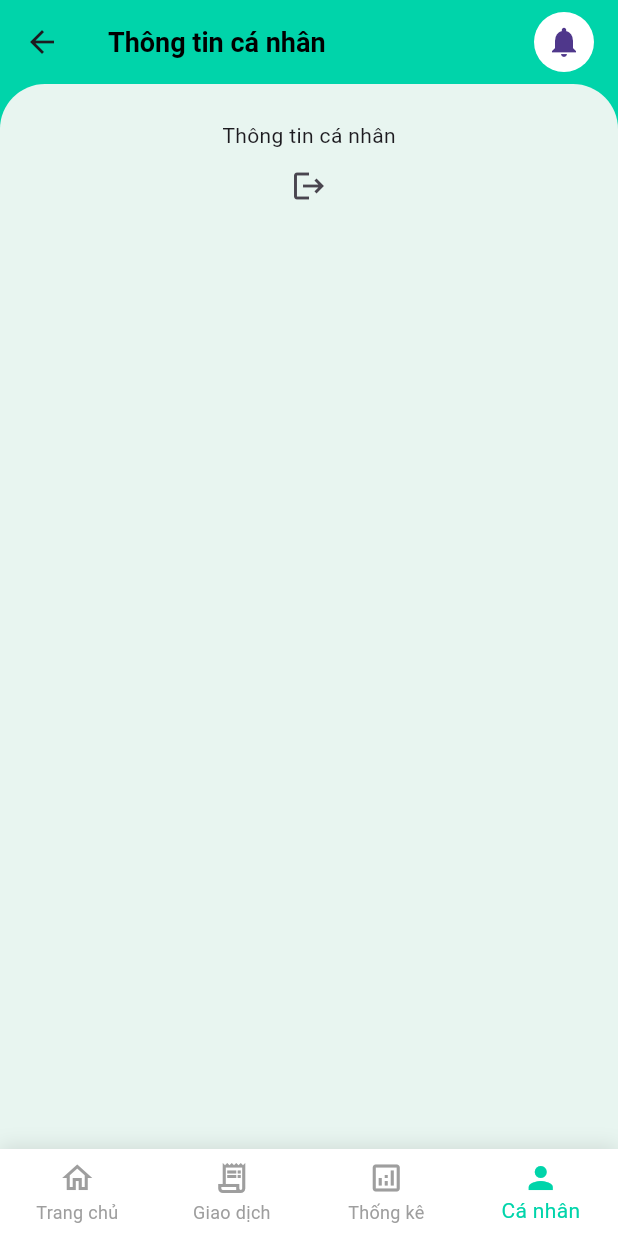
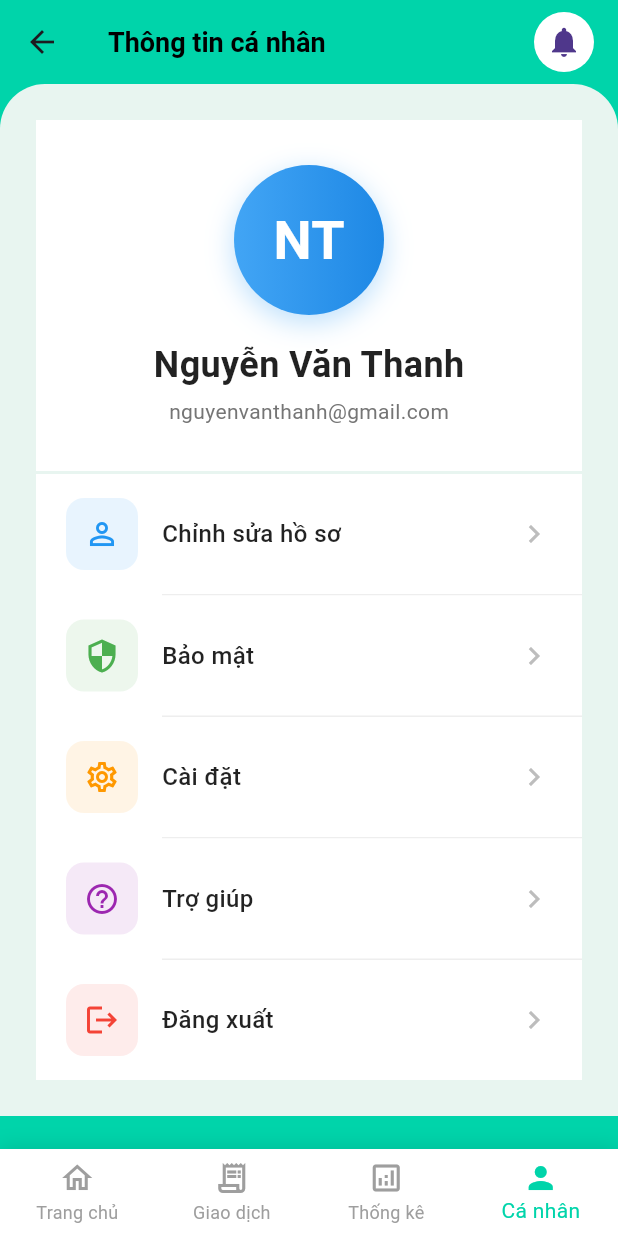
Before and after one commit to SoHanDz/finance_app, a Flutter app: the ProfilePage screen opened by its route, on a phone screen of 412 x 824 dp. Run offline on Flutter 3.47's test engine with Material 3 defaults, Android fonts, the phone set to English and light mode, and no system bars; our stand-ins replace cloud_firestore, firebase_auth, firebase_core, google_sign_in; accounts and stored records are empty; network calls fail.

```diff
--- a/lib/features/home/presentation/home.dart
+++ b/lib/features/home/presentation/home.dart
@@ -235,7 +235,7 @@ class _HomePageState extends State<HomePage> {
             const SizedBox(width: 12),
             Expanded(
               child: _buildQuickActionCard(
-                'Xem báo cáo',
+                'Báo cáo',
                 Icons.analytics_outlined,
                 const Color(0xFF4285F4),
                 () {
@@ -246,7 +246,7 @@ class _HomePageState extends State<HomePage> {
             const SizedBox(width: 12),
             Expanded(
               child: _buildQuickActionCard(
-                'Đặt mục tiêu',
+                'Mục tiêu',
                 Icons.flag_outlined,
                 const Color(0xFFFF9800),
                 () {
--- a/lib/features/profile/presentation/profile_page.dart
+++ b/lib/features/profile/presentation/profile_page.dart
@@ -21,11 +21,138 @@ class _ProfilePageState extends State<ProfilePage> {
         Navigator.pushReplacementNamed(context, AppRoutes.login);
       }
     } catch (e) {
-      // Hiển thị lỗi nếu cần
-      ScaffoldMessenger.of(
-        context,
-      ).showSnackBar(SnackBar(content: Text('Đăng xuất thất bại: $e')));
+      ScaffoldMessenger.of(context).showSnackBar(
+        SnackBar(content: Text('Đăng xuất thất bại: $e')),
+      );
     }
+  }
+
+  Widget _buildProfileHeader() {
+    return Container(
+      width: double.infinity,
+      padding: const EdgeInsets.symmetric(vertical: 30),
+      decoration: BoxDecoration(
+        color: Colors.white,
+      ),
+      child: Column(
+        children: [
+          // Avatar
+          Container(
+            width: 100,
+            height: 100,
+            decoration: BoxDecoration(
+              shape: BoxShape.circle,
+              gradient: LinearGradient(
+                colors: [Colors.blue.shade400, Colors.blue.shade600],
+              ),
+              boxShadow: [
+                BoxShadow(
+                  color: Colors.blue.withOpacity(0.3),
+                  blurRadius: 15,
+                  offset: const Offset(0, 5),
+                ),
+              ],
+            ),
+            child: const Center(
+              child: Text(
+                'NT',
+                style: TextStyle(
+                  fontSize: 36,
+                  fontWeight: FontWeight.bold,
+                  color: Colors.white,
+                ),
+              ),
+            ),
+          ),
+          const SizedBox(height: 16),
+          // Tên người dùng
+          const Text(
+            'Nguyễn Văn Thanh',
+            style: TextStyle(
+              fontSize: 24,
+              fontWeight: FontWeight.bold,
+              color: Colors.black87,
+            ),
+          ),
+          const SizedBox(height: 4),
+          // Email
+          Text(
+            'nguyenvanthanh@gmail.com',
+            style: TextStyle(
+              fontSize: 14,
+              color: Colors.grey.shade600,
+            ),
+          ),
+        ],
+      ),
+    );
+  }
+
+  Widget _buildMenuItem({
+    required IconData icon,
+    required String title,
+    required Color iconColor,
+    required VoidCallback onTap,
+    bool showDivider = true,
+  }) {
+    return Container(
+      color: Colors.white,
+      child: Column(
+        children: [
+          InkWell(
+            onTap: onTap,
+            child: Padding(
+              padding: const EdgeInsets.symmetric(vertical: 16, horizontal: 20),
+              child: Row(
+                children: [
+                  // Icon với background tròn
+                  Container(
+                    width: 48,
+                    height: 48,
+                    decoration: BoxDecoration(
+                      color: iconColor.withOpacity(0.1),
+                      borderRadius: BorderRadius.circular(12),
+                    ),
+                    child: Icon(
+                      icon,
+                      color: iconColor,
+                      size: 24,
+                    ),
+                  ),
+                  const SizedBox(width: 16),
+                  // Title
+                  Expanded(
+                    child: Text(
+                      title,
+                      style: const TextStyle(
+                        fontSize: 16,
+                        fontWeight: FontWeight.w500,
+                        color: Colors.black87,
+                      ),
+                    ),
+                  ),
+                  // Arrow icon
+                  Icon(
+                    Icons.chevron_right,
+                    color: Colors.grey.shade400,
+                    size: 24,
+                  ),
+                ],
+              ),
+            ),
+          ),
+          if (showDivider)
+            Padding(
+              padding: const EdgeInsets.only(left: 84),
+              child: Divider(
+                height: 1,
+                thickness: 1,
+                color: Colors.grey.shade200,
+              ),
+            ),
+        ],
+      ),
+    );
   }
 
   @override
@@ -35,11 +162,63 @@ class _ProfilePageState extends State<ProfilePage> {
       child: CommonLayout(
         title: 'Thông tin cá nhân',
         child: ContentContainer(
-          child: Column(
-            children: [
-              Text('Thông tin cá nhân'),
-              IconButton(onPressed: _handleLogout, icon: Icon(Icons.logout)),
-            ],
+          child: SingleChildScrollView(
+            child: Column(
+              children: [
+                // Profile Header
+                _buildProfileHeader(),
+                const SizedBox(height: 2),
+
+                // Menu Items Container
+                Container(
+                  width: double.infinity,
+                  color: Colors.white,
+                  child: Column(
+                    children: [
+                      _buildMenuItem(
+                        icon: Icons.person_outline,
+                        title: 'Chỉnh sửa hồ sơ',
+                        iconColor: Colors.blue,
+                        onTap: () {
+                          // Navigate to edit profile
+                        },
+                      ),
+                      _buildMenuItem(
+                        icon: Icons.security_outlined,
+                        title: 'Bảo mật',
+                        iconColor: Colors.green,
+                        onTap: () {
+                          // Navigate to security
+                        },
+                      ),
+                      _buildMenuItem(
+                        icon: Icons.settings_outlined,
+                        title: 'Cài đặt',
+                        iconColor: Colors.orange,
+                        onTap: () {
+                          // Navigate to settings
+                        },
+                      ),
+                      _buildMenuItem(
+                        icon: Icons.help_outline,
+                        title: 'Trợ giúp',
+                        iconColor: Colors.purple,
+                        onTap: () {
+                          // Navigate to help
+                        },
+                      ),
+                      _buildMenuItem(
+                        icon: Icons.logout,
+                        title: 'Đăng xuất',
+                        iconColor: Colors.red,
+                        onTap: _handleLogout,
+                        showDivider: false,
+                      ),
+                    ],
+                  ),
+                ),
+              ],
+            ),
           ),
         ),
       ),
--- a/lib/main.dart
+++ b/lib/main.dart
@@ -9,14 +9,19 @@ import 'features/transactions/presentation/providers/transaction_provider.dart';
 void main() async {
   WidgetsFlutterBinding.ensureInitialized();
 
-  await Firebase.initializeApp(
-    name: 'name-here',
-    options: DefaultFirebaseOptions.currentPlatform,
-  );
-
-  // Sign in anonymously nếu chưa có user
-  if (FirebaseAuth.instance.currentUser == null) {
-    await FirebaseAuth.instance.signInAnonymously();
+  try {
+    await Firebase.initializeApp(
+      name: 'name-here',
+      options: DefaultFirebaseOptions.currentPlatform,
+    ).timeout(
+      const Duration(seconds: 10),
+      onTimeout: () {
+        print('Firebase initialization timeout');
+        throw Exception('Firebase timeout');
+      },
+    );
+  } catch (e) {
+    print('Firebase error: $e');
   }
 
   runApp(const MyApp());
@@ -28,11 +33,7 @@ class MyApp extends StatelessWidget {
   @override
   Widget build(BuildContext context) {
     return MultiProvider(
-      providers: [
-        ChangeNotifierProvider(
-          create: (_) => TransactionProvider(),
-        ),
-      ],
+      providers: [ChangeNotifierProvider(create: (_) => TransactionProvider())],
       child: MaterialApp(
         debugShowCheckedModeBanner: false,
         title: 'Finance Manager',
--- a/pubspec.yaml
+++ b/pubspec.yaml
@@ -40,6 +40,7 @@ dependencies:
   # The following adds the Cupertino Icons font to your application.
   # Use with the CupertinoIcons class for iOS style icons.
   cupertino_icons: ^1.0.8
+  connectivity_plus: ^7.0.0
 
 dev_dependencies:
   flutter_test:
```
Also changed, not shown: pubspec.lock, 4 other files.
